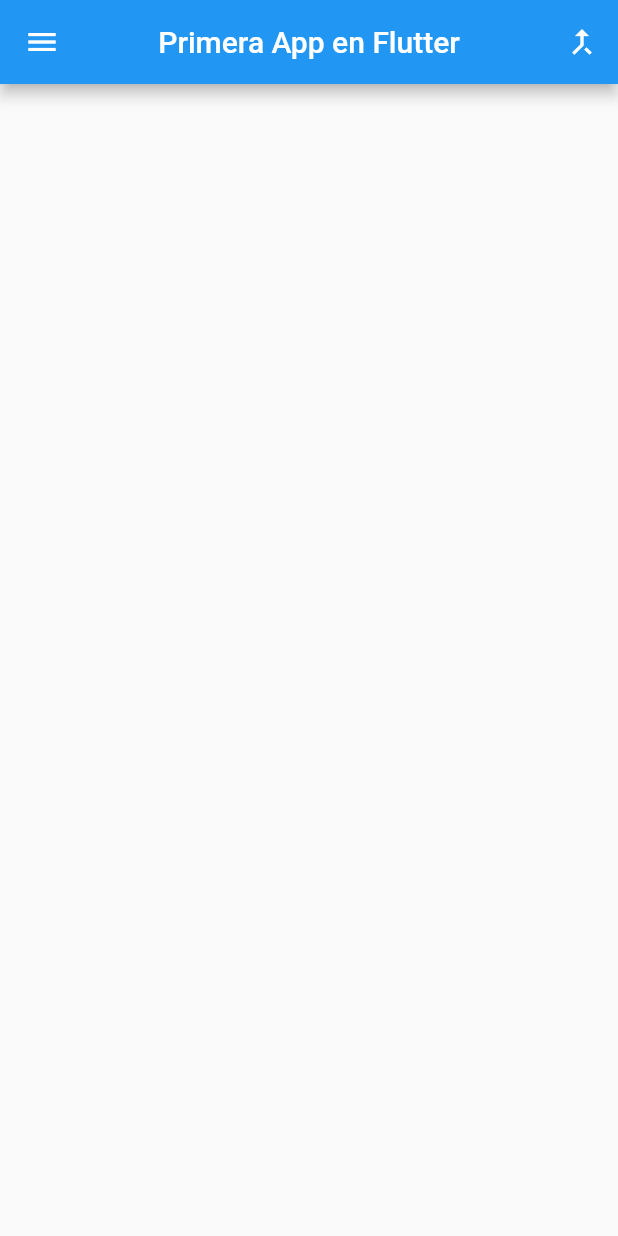
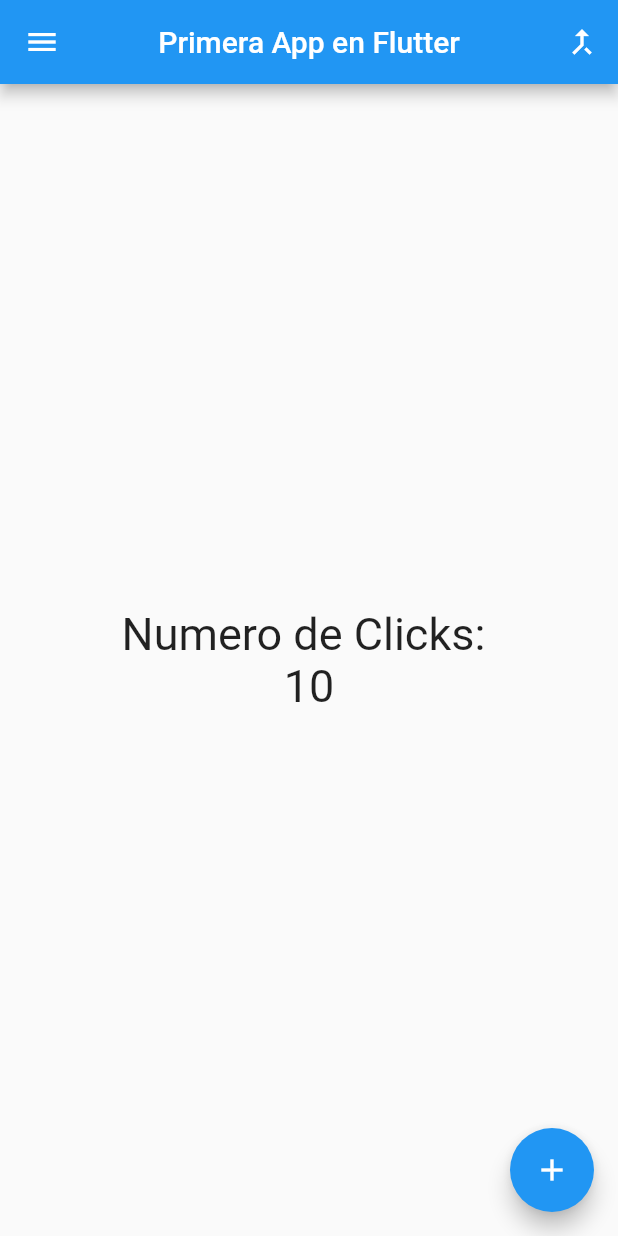
Before and after one commit to bionet930/DART, a Flutter app: the screen it shows after launch, on a phone screen of 412 x 824 dp. Run offline on Flutter 3.47's test engine with Material 2 defaults, Android fonts, the phone set to English and light mode, and no system bars.

Commit message:
Add_Floating_Action_Button

```diff
--- a/contador/lib/src/pages/home_page.dart
+++ b/contador/lib/src/pages/home_page.dart
@@ -3,6 +3,9 @@ import 'package:contador/src/pages/home_page2.dart';
 
 
 class HomePage extends StatelessWidget{
+
+  final estiloTexto = new TextStyle( fontSize: 30 );
+  final conteo = 10;
 
 @override
   Widget build(BuildContext context) {
@@ -32,7 +35,28 @@ class HomePage extends StatelessWidget{
         }
       ),
       ],
-      )
+      ),
+      body: Center(
+        child: Column(
+          mainAxisAlignment: MainAxisAlignment.center,
+          children: <Widget>[
+            Text('Numero de Clicks: ', style: estiloTexto),
+            Text( '$conteo', style: estiloTexto),
+          ],
+
+
+        ),
+
+
+      ),
+      floatingActionButton: FloatingActionButton(
+        child: Icon(Icons.add),
+        onPressed: () {
+          print('Hola Mundo');
+
+        },
+      ),
+
 
     );
   }
```
